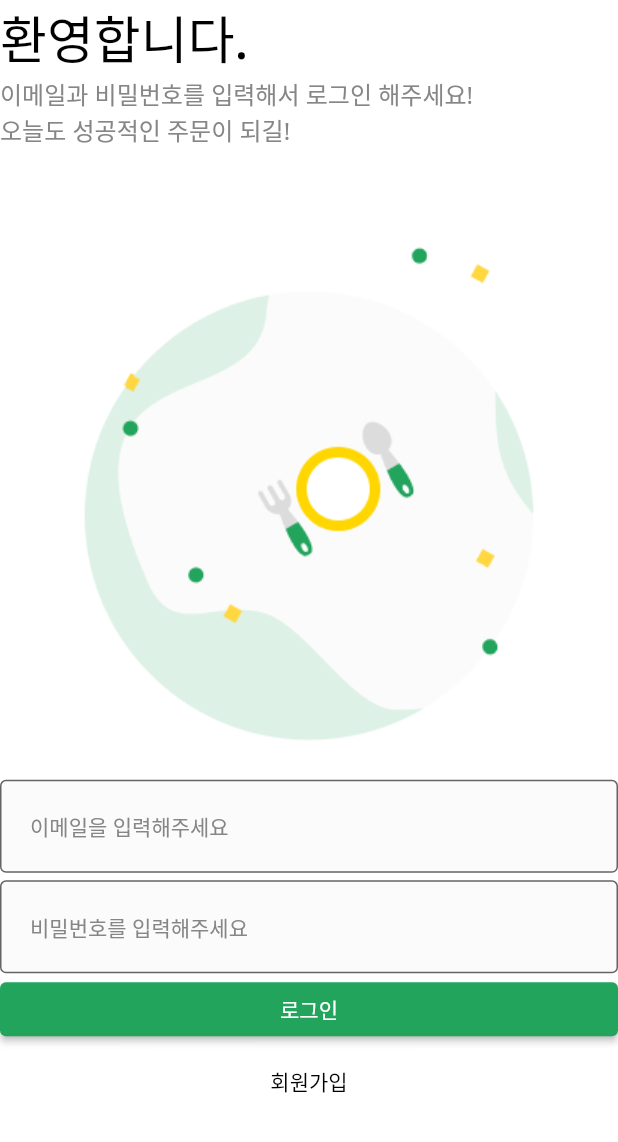
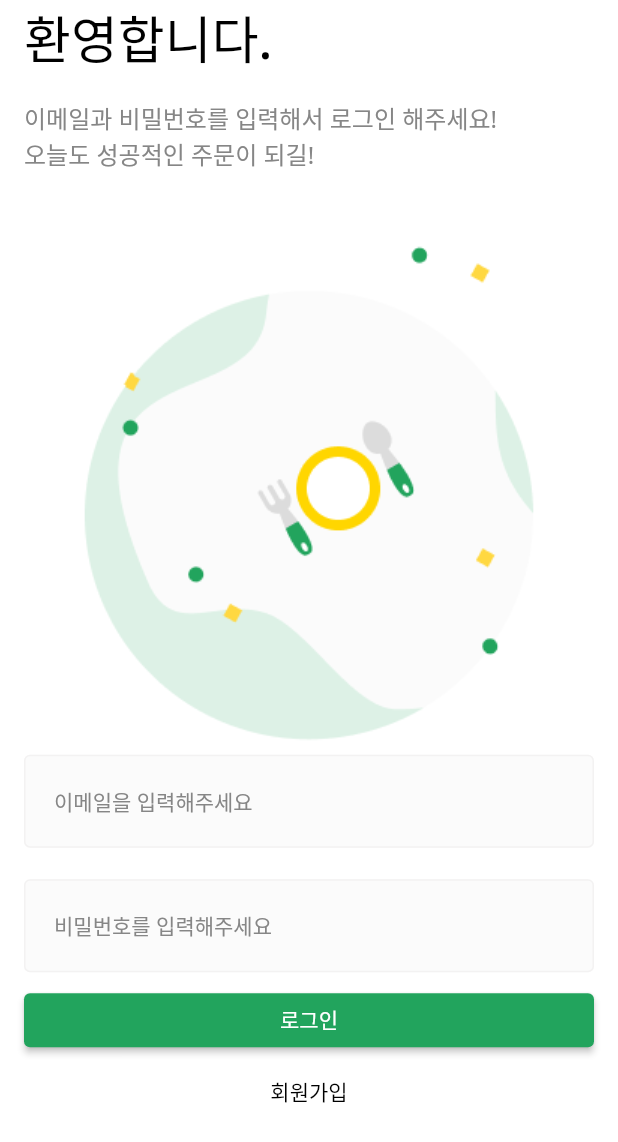
Before and after one commit to AlwaysFighting/Flutter_Clone_Coding_LV2, a Flutter app: the screen it shows after launch, on a phone screen of 412 x 824 dp. Shown: the top 1142 px of the screen. Run offline on Flutter 3.47's test engine with Material 2 defaults, Android fonts, the phone set to English and light mode, and no system bars.

```diff
--- a/actual/lib/common/component/custom_text_form_field.dart
+++ b/actual/lib/common/component/custom_text_form_field.dart
@@ -39,6 +39,7 @@ class CustomTextFormField extends StatelessWidget {
         fillColor: INPUT_BG_COLOR,
         filled: true,
         border: baseBoder,
+        enabledBorder: baseBoder,
         focusedBorder: baseBoder.copyWith(
           borderSide: baseBoder.borderSide.copyWith(
             color: PRIMARY_COLOR,
--- a/actual/lib/user/view/login_screen.dart
+++ b/actual/lib/user/view/login_screen.dart
@@ -9,12 +9,17 @@ class LoginScreen extends StatelessWidget {
   @override
   Widget build(BuildContext context) {
     return DefaultLayout(
+      child: SingleChildScrollView(
+        keyboardDismissBehavior: ScrollViewKeyboardDismissBehavior.onDrag,
         child: SafeArea(
           top: true,
+          child: Padding(
+            padding: const EdgeInsets.symmetric(horizontal: 16.0),
             child: Column(
               crossAxisAlignment: CrossAxisAlignment.stretch,
               children: [
                 _Title(),
+                const SizedBox(height: 16.0),
                 _Subtitle(),
                 Image.asset(
                   "asset/img/misc/logo.png",
@@ -24,6 +29,7 @@ class LoginScreen extends StatelessWidget {
                   hintText: "이메일을 입력해주세요",
                   onChanged: (String value) {},
                 ),
+                const SizedBox(height: 16.0),
                 SizedBox(
                   height: 5.0,
                 ),
@@ -32,6 +38,7 @@ class LoginScreen extends StatelessWidget {
                   obscureText: true,
                   onChanged: (String value) {},
                 ),
+                const SizedBox(height: 8.0),
                 ElevatedButton(
                     onPressed: () {},
                     style: ElevatedButton.styleFrom(
@@ -46,6 +53,8 @@ class LoginScreen extends StatelessWidget {
                   child: Text("회원가입"),
                 ),
               ],
+            ),
+          ),
         ),
       ),
     );
```
Lines whose indentation alone changed are shown as unchanged.
